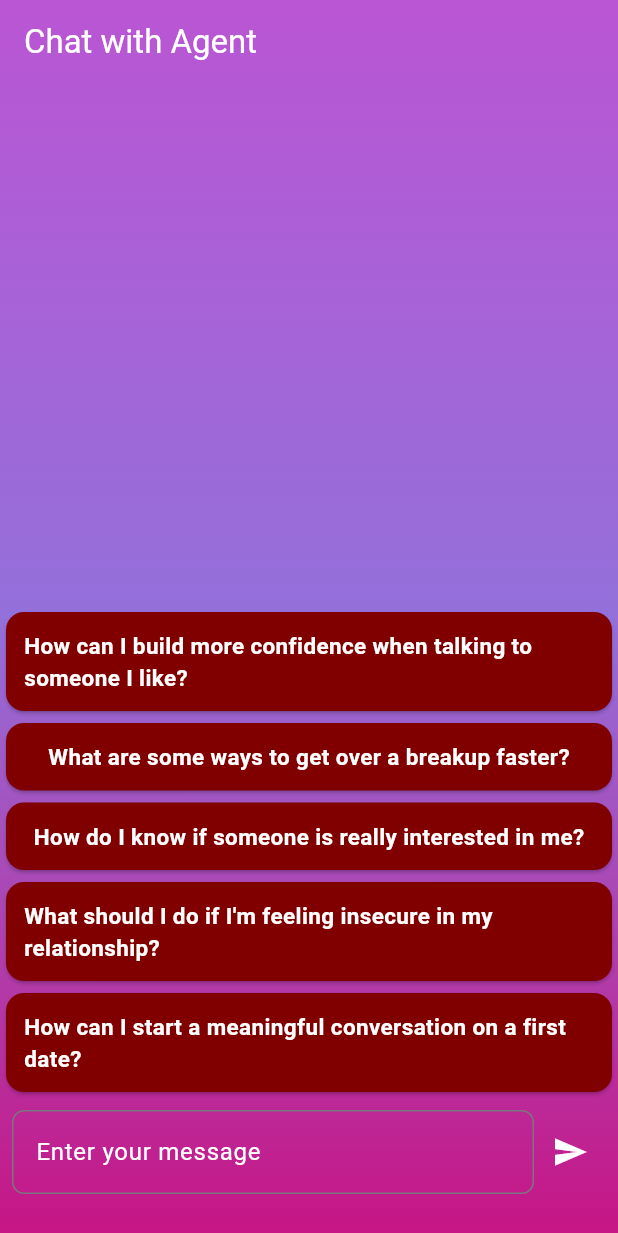
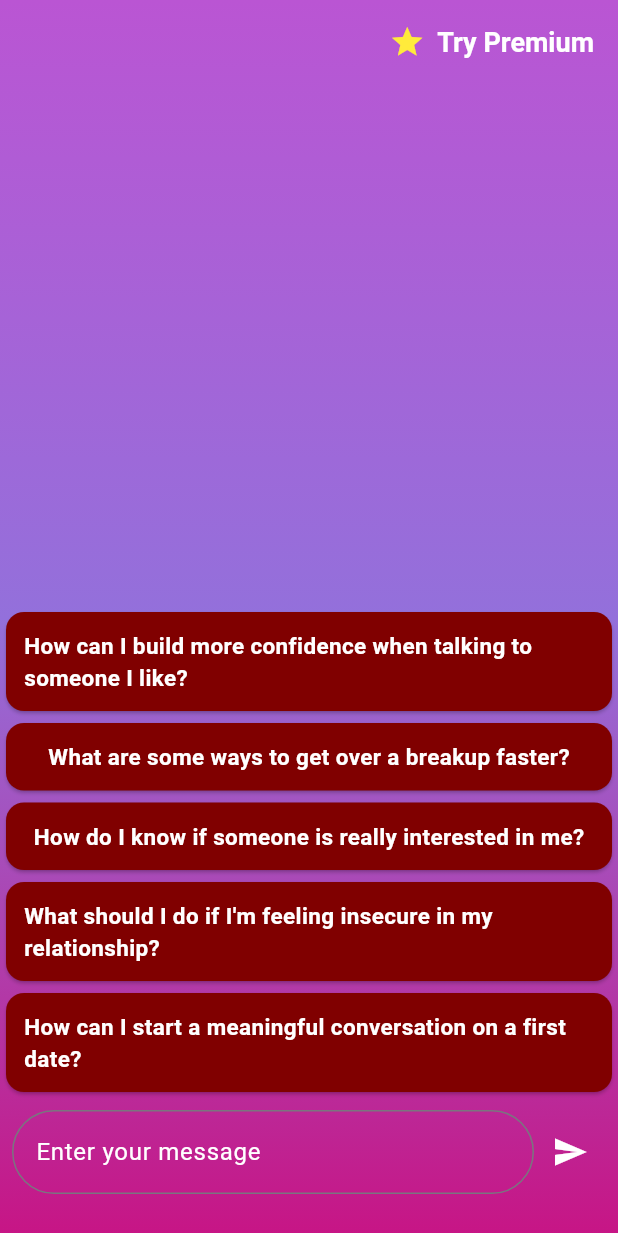
Before and after one commit to josephmp5/femmefatale, a Flutter app: the screen it shows once a user with an empty profile is signed in, after a tap on the "send" icon, on a phone screen of 412 x 824 dp. Shown: the top 1233 px of the screen. Run offline on Flutter 3.47's test engine with Material 3 defaults, Android fonts, the phone set to English and light mode, and no system bars; our stand-ins replace cloud_firestore, firebase_auth, firebase_core, flutter_riverpod, in_app_review, page_transition and 1 more; missing offline and left inert: purchases_flutter, purchases_ui_flutter; accounts and stored records are empty; network calls fail.

Commit message:
bugs and issues fixed

```diff
--- a/lib/constants.dart
+++ b/lib/constants.dart
@@ -1,3 +1,4 @@
 class Constants {
-  static String uri = "OPENAI_API_KEY";
+  static String uri =
+      "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";
 }
--- a/lib/home_page.dart
+++ b/lib/home_page.dart
@@ -1,8 +1,13 @@
-import 'package:femmefatale/auth.dart';
+import 'dart:io';
+
+import 'package:cloud_firestore/cloud_firestore.dart';
 import 'package:femmefatale/provider/chat_provider.dart';
 import 'package:firebase_auth/firebase_auth.dart';
 import 'package:flutter/material.dart';
 import 'package:flutter_riverpod/flutter_riverpod.dart';
+import 'package:purchases_flutter/models/purchases_configuration.dart';
+import 'package:purchases_flutter/purchases_flutter.dart';
+import 'package:purchases_ui_flutter/purchases_ui_flutter.dart';
 
 class HomePage extends ConsumerStatefulWidget {
   const HomePage({super.key});
@@ -25,18 +30,106 @@ class _HomePageState extends ConsumerState<HomePage> {
     "How can I start a meaningful conversation on a first date?"
   ];
 
+  Future<void> _configureSDK() async {
+    await Purchases.setLogLevel(LogLevel.debug);
+
+    PurchasesConfiguration? configuration;
+
+    if (Platform.isAndroid) {
+      // Add your Android configuration here
+    } else if (Platform.isIOS) {
+      configuration =
+          PurchasesConfiguration("appl_weqNoJwAvWxZVdtvLpyyVFayMux");
+    }
+
+    if (configuration != null) {
+      await Purchases.configure(configuration);
+
+      final paywallResult =
+          await RevenueCatUI.presentPaywallIfNeeded("premium");
+      debugPrint('Paywall result: $paywallResult');
+
+      if (paywallResult == PaywallResult.purchased) {
+        await _updateTokenCount();
+      }
+    }
+  }
+
+  Future<void> _updateTokenCount() async {
+    User? user = FirebaseAuth.instance.currentUser;
+    if (user != null) {
+      DocumentSnapshot userDoc = await FirebaseFirestore.instance
+          .collection('users')
+          .doc(user.uid)
+          .get();
+      int currentTokenCount = userDoc['tokens'] ?? 0;
+      int tokenIncrement;
+
+      // Retrieve customer info to check what was purchased
+      final customerInfo = await Purchases.getCustomerInfo();
+
+      // Assuming you want to check all active entitlements (like in `HomeScreen`)
+      if (customerInfo.entitlements.active.isNotEmpty) {
+        for (var entitlement in customerInfo.entitlements.active.values) {
+          final productId = entitlement.productIdentifier;
+
+          // Use the same logic as in HomeScreen for assigning token amounts
+          if (productId == "femmelilith_30days_999") {
+            tokenIncrement = 50;
+          } else if (productId == "femmelilith_90days_1999") {
+            tokenIncrement = 75;
+          } else if (productId == "femmelilith_annual_7999") {
+            tokenIncrement = 600;
+          } else {
+            tokenIncrement = 0; // default or handle unknown product identifier
+          }
+
+          // Update token count
+          int newTokenCount = currentTokenCount + tokenIncrement;
+
+          // Update Firestore with the new token count
+          await FirebaseFirestore.instance
+              .collection('users')
+              .doc(user.uid)
+              .update({
+            'tokens': newTokenCount,
+          });
+        }
+      }
+    }
+  }
+
   @override
   Widget build(BuildContext context) {
     final chatMessages = ref.watch(chatProvider);
     final User? user = FirebaseAuth.instance.currentUser;
     final String? userId = user?.uid;
+
     return Scaffold(
       extendBodyBehindAppBar: true,
       appBar: AppBar(
         backgroundColor: Colors.transparent,
-        title: const Text(
-          "Chat with Agent",
-          style: TextStyle(color: Colors.white),
+        title: GestureDetector(
+          onTap: _configureSDK,
+          child: const Row(
+            mainAxisAlignment: MainAxisAlignment.end,
+            children: [
+              Icon(
+                Icons.star,
+                color: Colors.yellow,
+                size: 24.0,
+              ),
+              SizedBox(width: 8.0),
+              Text(
+                "Try Premium",
+                style: TextStyle(
+                  color: Colors.white,
+                  fontSize: 18,
+                  fontWeight: FontWeight.w600,
+                ),
+              ),
+            ],
+          ),
         ),
       ),
       body: Container(
@@ -150,12 +243,20 @@ class _HomePageState extends ConsumerState<HomePage> {
                     Expanded(
                       child: TextField(
                         controller: _controller,
+                        style: const TextStyle(
+                            color:
+                                Colors.white), // User text color in TextField
                         decoration: InputDecoration(
-                          focusColor: Colors.white,
                           hintText: "Enter your message",
                           hintStyle: const TextStyle(color: Colors.white),
                           border: OutlineInputBorder(
-                            borderRadius: BorderRadius.circular(8.0),
+                            borderRadius: BorderRadius.circular(40.0),
+                            borderSide: const BorderSide(
+                                color: Colors.white, width: 2.0),
+                          ),
+                          focusedBorder: OutlineInputBorder(
+                            borderRadius: BorderRadius.circular(40),
+                            borderSide: const BorderSide(color: Colors.white),
                           ),
                         ),
                       ),
@@ -168,7 +269,6 @@ class _HomePageState extends ConsumerState<HomePage> {
                         if (message.isNotEmpty) {
                           // Remove questions as soon as user sends a message
                           setState(() {
-                            hasMessageBeenSent = true;
                             isLoading =
                                 true; // Start loading when message is sent
                           });
@@ -181,6 +281,7 @@ class _HomePageState extends ConsumerState<HomePage> {
                           // Stop loading after response is received
                           setState(() {
                             isLoading = false;
+                            hasMessageBeenSent = true;
                           });
 
                           _controller.clear();
--- a/lib/onboard_page.dart
+++ b/lib/onboard_page.dart
@@ -19,21 +19,61 @@ class _OnboardPageState extends State<OnboardPage> {
       extendBodyBehindAppBar: true,
       appBar: AppBar(
         backgroundColor: Colors.transparent,
+        elevation: 0,
       ),
       body: Container(
         decoration: const BoxDecoration(
           image: DecorationImage(
             image: AssetImage('assets/onboard.png'),
-              fit: BoxFit.none,
+            fit: BoxFit.fill,
           ),
         ),
-          child: Center(
-              child: GestureDetector(
+        child: SafeArea(
+          child: Column(
+            mainAxisAlignment: MainAxisAlignment.center,
+            children: [
+              Padding(
+                padding: const EdgeInsets.all(8.0),
+                child: Card(
+                  shape: RoundedRectangleBorder(
+                    borderRadius: BorderRadius.circular(8),
+                  ),
+                  child: const Padding(
+                    padding: EdgeInsets.all(8.0),
+                    child: Text(
+                      "Welcome to Lilith's Wisdom",
+                      style: TextStyle(
+                        fontSize: 23,
+                        fontWeight: FontWeight.bold,
+                        color: Colors.black,
+                      ),
+                    ),
+                  ),
+                ),
+              ),
+              Padding(
+                padding: const EdgeInsets.all(8.0),
+                child: Card(
+                  shape: RoundedRectangleBorder(
+                    borderRadius: BorderRadius.circular(8),
+                  ),
+                  child: const Padding(
+                    padding: EdgeInsets.all(16.0),
+                    child: Text(
+                      "where sisterly love and deep insights guide your journey. Here, you'll find heartfelt advice, empowering words, and the gentle support of someone who truly understands. Let Lilith's wisdom help you grow, embrace your power, and find your own path forward with warmth and confidence.",
+                      style: TextStyle(fontSize: 17),
+                      textAlign: TextAlign.center,
+                    ),
+                  ),
+                ),
+              ),
+              const SizedBox(height: 20),
+              GestureDetector(
                 onTap: anonymousLogin,
                 child: Container(
                   padding: const EdgeInsets.symmetric(
-                horizontal: 20,
-                vertical: 10,
+                    horizontal: 25,
+                    vertical: 20,
                   ),
                   decoration: BoxDecoration(
                     color: Colors.white,
@@ -42,12 +82,17 @@ class _OnboardPageState extends State<OnboardPage> {
                   child: const Text(
                     'Get Started',
                     style: TextStyle(
-                  color: Colors.black,
-                  fontSize: 20,
+                      color: Color(0xFFA52A2A),
+                      fontSize: 25,
+                      fontWeight: FontWeight.bold,
                     ),
                   ),
                 ),
-          )),
-        ));
+              ),
+            ],
+          ),
+        ),
+      ),
+    );
   }
 }
--- a/pubspec.yaml
+++ b/pubspec.yaml
@@ -61,7 +61,13 @@ dev_dependencies:
   # package. See that file for information about deactivating specific lint
   # rules and activating additional ones.
   flutter_lints: ^4.0.0
+  flutter_launcher_icons: "^0.13.1"
 
+flutter_launcher_icons:
+  android: "launcher_icon"
+  ios: true
+  image_path: "assets/icon.png"
+  min_sdk_android: 21 # android min sdk min:16, default 21
 # For information on the generic Dart part of this file, see the
 # following page: https://dart.dev/tools/pub/pubspec
 
```
Also changed, not shown: assets/icon.png (added), assets/onboard.png, assets/onboard2.png (added), assets/onboard3.png (added), pubspec.lock, 29 other files. Lines whose indentation alone changed are shown as unchanged.
